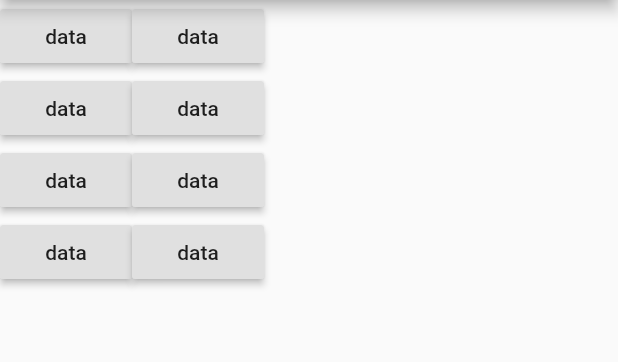
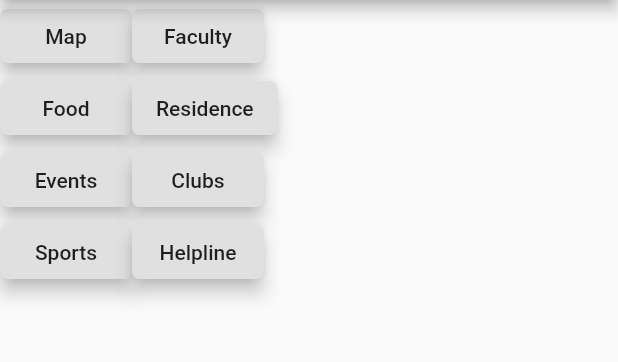
Before and after one commit to RajKapashia/chit_info, a Flutter app: the screen it shows after launch, on a phone screen of 412 x 824 dp, the part 84-446 px from its top. Run offline on Flutter 3.47's test engine with Material 2 defaults, Android fonts, the phone set to English and light mode, and no system bars.

Commit message:
ui update

```diff
--- a/chit_info1/lib/mainScreen.dart
+++ b/chit_info1/lib/mainScreen.dart
@@ -22,48 +22,79 @@ class mScreenState extends State<mScreen> {
                   Row(
                     children: <Widget>[
                        RaisedButton(
-                           child: Text("data"),
+                           child: Text("Map"),
                            onPressed: (){},
+                           elevation: 5.0,
+                           shape: RoundedRectangleBorder(
+                                     borderRadius: BorderRadius.circular(5.0)),
                        ),
                        RaisedButton(
-                           child: Text("data"),
+                           child: Text("Faculty"),
                            onPressed: (){},
+                           elevation: 5.0,
+                           shape: RoundedRectangleBorder(
+                             borderRadius: BorderRadius.circular(5.0)
+                           ),
                        ),
                     ],
                   ),
                   Row(
                     children: <Widget>[
                        RaisedButton(
-                           child: Text("data"),
+                           child: Text("Food"),
                            onPressed: (){},
+                           elevation: 5.0,
+                           shape: RoundedRectangleBorder(
+                             borderRadius: BorderRadius.circular(5.0)
+                           ),
                        ),
                        RaisedButton(
-                           child: Text("data"),
+                           child: Text("Residence"),
                            onPressed: (){},
+                           elevation: 5.0,
+                           shape: RoundedRectangleBorder(
+                             borderRadius: BorderRadius.circular(5.0)
+                           ),
                        ),
                     ],
                   ),
                   Row(
                     children: <Widget>[
                        RaisedButton(
-                           child: Text("data"),
+                           child: Text("Events"),
                            onPressed: (){},
+                           elevation: 5.0,
+                           shape: RoundedRectangleBorder(
+                             borderRadius: BorderRadius.circular(5.0)
+                           ),
                        ),
                        RaisedButton(
-                           child: Text("data"),
+                           child: Text("Clubs"),
                            onPressed: (){},
+                           elevation: 5.0,
+                           shape: RoundedRectangleBorder(
+                             borderRadius: BorderRadius.circular(5.0)
+                           ),
                        ),
                     ],
                   ),
                   Row(
                     children: <Widget>[
                        RaisedButton(
-                           child: Text("data"),
+                           child: Text("Sports"),
                            onPressed: (){},
+                           elevation: 5.0,
+                           shape: RoundedRectangleBorder(
+                             borderRadius: BorderRadius.circular(5.0)
+                           ),
                        ),
                        RaisedButton(
-                           child: Text("data"),
+                           child: Text("Helpline"),
                            onPressed: (){},
+                           elevation: 5.0,
+                           shape: RoundedRectangleBorder(
+                             borderRadius: BorderRadius.circular(5.0)
+                           ),
                        ),
                     ],
                   ),
```
